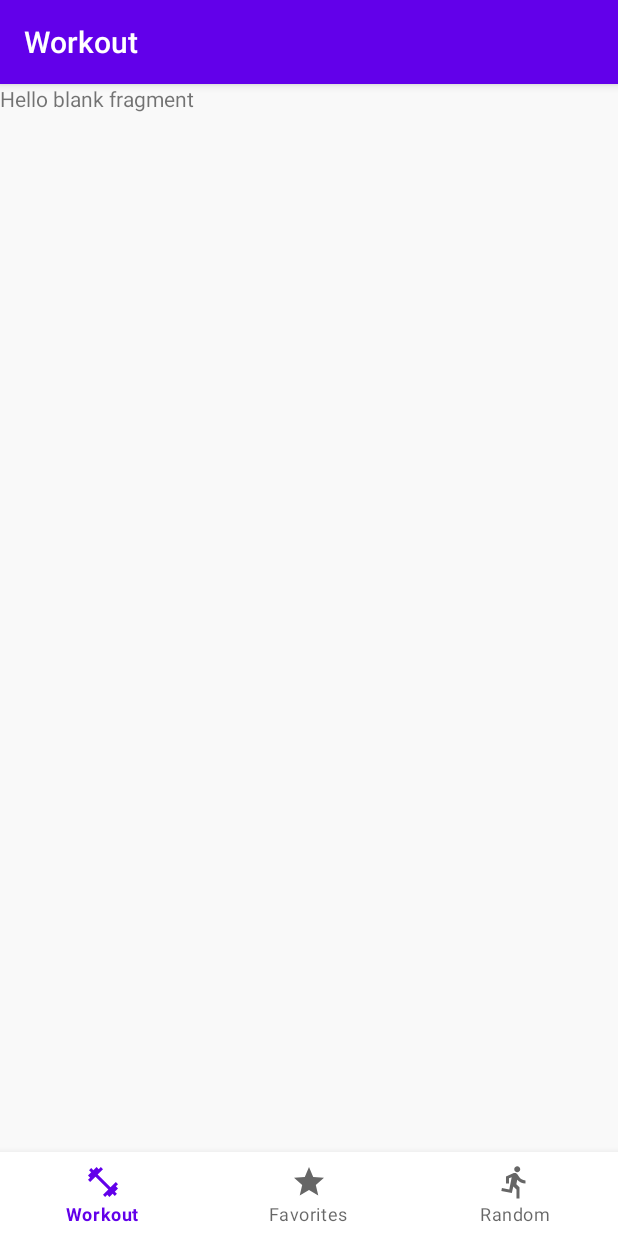
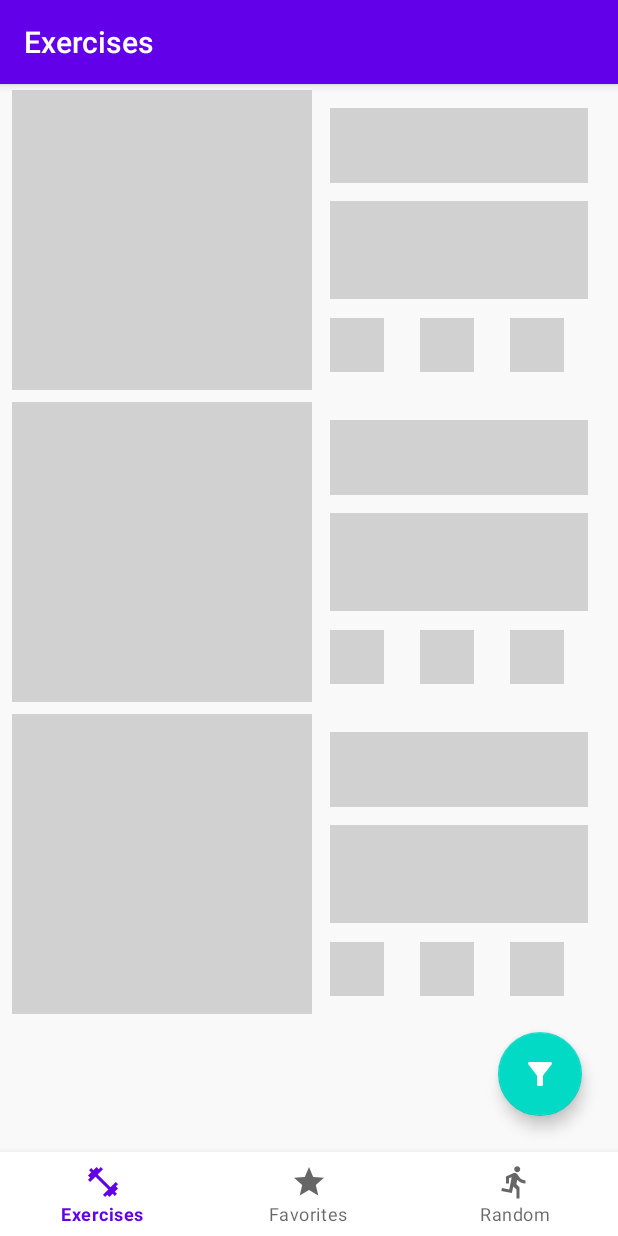
Before and after one commit to christianmsc/MyGym, an Android app: the screen it shows after launch (MainActivity), on a phone screen of 412 x 824 dp. Run offline under Robolectric (Android 15) with nearby library versions, the phone set to English and light mode, and no system bars; our stand-ins replace Dagger/Hilt's generated code, Shimmer, navigation-ui; Roboto replaces fonts that are not available here.

Commit message:
Shimmer included for exercises fragment

```diff
--- a/app/src/main/java/com/github/christianmsc/WorkoutFragment.kt
+++ b/app/src/main/java/com/github/christianmsc/ExercisesFragment.kt
@@ -6,14 +6,16 @@ import android.view.LayoutInflater
 import android.view.View
 import android.view.ViewGroup
 
-class WorkoutFragment : Fragment() {
+class ExercisesFragment : Fragment() {
 
     override fun onCreateView(
         inflater: LayoutInflater, container: ViewGroup?,
         savedInstanceState: Bundle?
     ): View? {
         // Inflate the layout for this fragment
-        return inflater.inflate(R.layout.fragment_workout, container, false)
+        val view = inflater.inflate(R.layout.fragment_exercises, container, false)
+
+        return view
     }
 
 }
--- a/app/src/main/java/com/github/christianmsc/ui/MainActivity.kt
+++ b/app/src/main/java/com/github/christianmsc/ui/MainActivity.kt
@@ -22,7 +22,7 @@ class MainActivity : AppCompatActivity() {
 
         val appBarConfiguration = AppBarConfiguration(
             setOf(
-                R.id.workoutFragment,
+                R.id.exercisesFragment,
                 R.id.favoritesExercisesFragment,
                 R.id.randomExerciseFragment
             )
--- /dev/null
+++ b/app/src/main/res/drawable/ic_filter.xml
@@ -0,0 +1,10 @@
+<vector xmlns:android="http://schemas.android.com/apk/res/android"
+    android:width="24dp"
+    android:height="24dp"
+    android:viewportWidth="24"
+    android:viewportHeight="24"
+    android:tint="?attr/colorControlNormal">
+  <path
+      android:fillColor="@android:color/white"
+      android:pathData="M4.25,5.61C6.27,8.2 10,13 10,13v6c0,0.55 0.45,1 1,1h2c0.55,0 1,-0.45 1,-1v-6c0,0 3.72,-4.8 5.74,-7.39C20.25,4.95 19.78,4 18.95,4H5.04C4.21,4 3.74,4.95 4.25,5.61z"/>
+</vector>
--- /dev/null
+++ b/app/src/main/res/drawable/ic_sad.xml
@@ -0,0 +1,16 @@
+<vector xmlns:android="http://schemas.android.com/apk/res/android"
+    android:width="24dp"
+    android:height="24dp"
+    android:viewportWidth="24"
+    android:viewportHeight="24"
+    android:tint="?attr/colorControlNormal">
+  <path
+      android:fillColor="@android:color/white"
+      android:pathData="M15.5,9.5m-1.5,0a1.5,1.5 0,1 1,3 0a1.5,1.5 0,1 1,-3 0"/>
+  <path
+      android:fillColor="@android:color/white"
+      android:pathData="M8.5,9.5m-1.5,0a1.5,1.5 0,1 1,3 0a1.5,1.5 0,1 1,-3 0"/>
+  <path
+      android:fillColor="@android:color/white"
+      android:pathData="M11.99,2C6.47,2 2,6.48 2,12s4.47,10 9.99,10C17.52,22 22,17.52 22,12S17.52,2 11.99,2zM12,20c-4.42,0 -8,-3.58 -8,-8s3.58,-8 8,-8 8,3.58 8,8 -3.58,8 -8,8zM12,14c-2.33,0 -4.32,1.45 -5.12,3.5h1.67c0.69,-1.19 1.97,-2 3.45,-2s2.75,0.81 3.45,2h1.67c-0.8,-2.05 -2.79,-3.5 -5.12,-3.5z"/>
+</vector>
--- a/app/src/main/res/layout/activity_main.xml
+++ b/app/src/main/res/layout/activity_main.xml
@@ -13,7 +13,7 @@
         android:layout_width="0dp"
         android:layout_height="0dp"
         app:defaultNavHost="true"
-        app:layout_constraintBottom_toBottomOf="@id/bottomNavigationView"
+        app:layout_constraintBottom_toTopOf="@id/bottomNavigationView"
         app:layout_constraintEnd_toEndOf="parent"
         app:layout_constraintStart_toStartOf="parent"
         app:layout_constraintTop_toTopOf="parent"
--- /dev/null
+++ b/app/src/main/res/layout/fragment_exercises.xml
@@ -0,0 +1,81 @@
+<?xml version="1.0" encoding="utf-8"?>
+<androidx.constraintlayout.widget.ConstraintLayout
+    xmlns:android="http://schemas.android.com/apk/res/android"
+    xmlns:app="http://schemas.android.com/apk/res-auto"
+    xmlns:tools="http://schemas.android.com/tools"
+    android:layout_width="match_parent"
+    android:layout_height="match_parent"
+    android:background="@color/lightGray"
+    tools:context=".ExercisesFragment">
+
+    <com.facebook.shimmer.ShimmerFrameLayout
+        android:id="@+id/shimmer_view_container"
+        android:layout_width="0dp"
+        android:layout_height="0dp"
+        android:layout_marginStart="8dp"
+        android:layout_marginEnd="8dp"
+        android:orientation="vertical"
+        app:layout_constraintBottom_toBottomOf="parent"
+        app:layout_constraintEnd_toEndOf="parent"
+        app:layout_constraintHorizontal_bias="0.5"
+        app:layout_constraintStart_toStartOf="parent"
+        app:layout_constraintTop_toTopOf="parent">
+
+
+        <LinearLayout
+            android:layout_width="match_parent"
+            android:layout_height="wrap_content"
+            android:orientation="vertical">
+
+            <include layout="@layout/placeholder_row_layout" />
+
+            <include layout="@layout/placeholder_row_layout" />
+
+            <include layout="@layout/placeholder_row_layout" />
+
+        </LinearLayout>
+
+    </com.facebook.shimmer.ShimmerFrameLayout>
+
+    <com.google.android.material.floatingactionbutton.FloatingActionButton
+        android:id="@+id/floatingActionButton"
+        android:layout_width="wrap_content"
+        android:layout_height="wrap_content"
+        android:layout_marginEnd="24dp"
+        android:layout_marginBottom="24dp"
+        android:clickable="true"
+        android:focusable="true"
+        android:src="@drawable/ic_filter"
+        app:layout_constraintBottom_toBottomOf="parent"
+        app:layout_constraintEnd_toEndOf="parent"
+        app:tint="@color/white" />
+
+
+    <ImageView
+        android:id="@+id/error_imageView"
+        android:layout_width="100dp"
+        android:layout_height="100dp"
+        android:alpha="0.5"
+        android:src="@drawable/ic_sad"
+        app:layout_constraintBottom_toBottomOf="parent"
+        app:layout_constraintEnd_toEndOf="parent"
+        app:layout_constraintStart_toStartOf="parent"
+        app:layout_constraintTop_toTopOf="parent"
+        app:layout_constraintVertical_bias="0.37"
+        android:visibility="invisible"/>
+
+    <TextView
+        android:id="@+id/error_textView"
+        android:layout_width="wrap_content"
+        android:layout_height="wrap_content"
+        android:layout_marginTop="8dp"
+        android:alpha="0.5"
+        android:textStyle="bold"
+        android:textSize="18sp"
+        android:text="@string/no_internet_connection"
+        app:layout_constraintEnd_toEndOf="@+id/error_imageView"
+        app:layout_constraintStart_toStartOf="@+id/error_imageView"
+        app:layout_constraintTop_toBottomOf="@+id/error_imageView"
+        android:visibility="invisible"/>
+
+</androidx.constraintlayout.widget.ConstraintLayout>
--- a/app/src/main/res/layout/fragment_workout.xml
+++ /dev/null
@@ -1,15 +0,0 @@
-<?xml version="1.0" encoding="utf-8"?>
-<androidx.constraintlayout.widget.ConstraintLayout xmlns:android="http://schemas.android.com/apk/res/android"
-    xmlns:tools="http://schemas.android.com/tools"
-    android:layout_width="match_parent"
-    android:layout_height="match_parent"
-    android:background="@color/lightGray"
-    tools:context=".WorkoutFragment">
-
-    <!-- TODO: Update blank fragment layout -->
-    <TextView
-        android:layout_width="match_parent"
-        android:layout_height="match_parent"
-        android:text="@string/hello_blank_fragment" />
-
-</androidx.constraintlayout.widget.ConstraintLayout>
--- /dev/null
+++ b/app/src/main/res/layout/placeholder_row_layout.xml
@@ -0,0 +1,71 @@
+<?xml version="1.0" encoding="utf-8"?>
+<androidx.constraintlayout.widget.ConstraintLayout xmlns:android="http://schemas.android.com/apk/res/android"
+    xmlns:app="http://schemas.android.com/apk/res-auto"
+    xmlns:tools="http://schemas.android.com/tools"
+    android:layout_width="match_parent"
+    android:layout_marginTop="4dp"
+    android:layout_marginBottom="4dp"
+    android:layout_height="200dp">
+
+    <View
+        android:id="@+id/view"
+        android:layout_width="200dp"
+        android:layout_height="wrap_content"
+        android:background="@color/mediumGray"
+        app:layout_constraintBottom_toBottomOf="parent"
+        app:layout_constraintStart_toStartOf="parent"
+        app:layout_constraintTop_toTopOf="parent" />
+
+    <View
+        android:id="@+id/view2"
+        android:layout_width="0dp"
+        android:layout_height="50dp"
+        android:layout_marginStart="12dp"
+        android:layout_marginTop="12dp"
+        android:layout_marginEnd="12dp"
+        android:background="@color/mediumGray"
+        app:layout_constraintEnd_toEndOf="parent"
+        app:layout_constraintStart_toEndOf="@+id/view"
+        app:layout_constraintTop_toTopOf="parent" />
+
+    <View
+        android:id="@+id/view3"
+        android:layout_width="0dp"
+        android:layout_height="65dp"
+        android:layout_marginTop="12dp"
+        android:background="@color/mediumGray"
+        app:layout_constraintEnd_toEndOf="@+id/view2"
+        app:layout_constraintStart_toStartOf="@+id/view2"
+        app:layout_constraintTop_toBottomOf="@+id/view2" />
+
+    <View
+        android:id="@+id/view4"
+        android:layout_width="36dp"
+        android:layout_height="36dp"
+        android:layout_marginTop="12dp"
+        android:layout_marginBottom="12dp"
+        android:background="@color/mediumGray"
+        app:layout_constraintBottom_toBottomOf="parent"
+        app:layout_constraintStart_toStartOf="@+id/view3"
+        app:layout_constraintTop_toBottomOf="@+id/view3" />
+
+    <View
+        android:id="@+id/view5"
+        android:layout_width="36dp"
+        android:layout_height="36dp"
+        android:layout_marginStart="24dp"
+        android:background="@color/mediumGray"
+        app:layout_constraintStart_toEndOf="@+id/view4"
+        app:layout_constraintTop_toTopOf="@+id/view4" />
+
+    <View
+        android:id="@+id/view6"
+        android:layout_width="36dp"
+        android:layout_height="36dp"
+        android:layout_marginStart="24dp"
+        android:background="@color/mediumGray"
+        app:layout_constraintStart_toEndOf="@+id/view5"
+        app:layout_constraintTop_toTopOf="@+id/view5" />
+
+
+</androidx.constraintlayout.widget.ConstraintLayout>
--- a/app/src/main/res/menu/bottom_nav_menu.xml
+++ b/app/src/main/res/menu/bottom_nav_menu.xml
@@ -1,9 +1,9 @@
 <?xml version="1.0" encoding="utf-8"?>
 <menu xmlns:android="http://schemas.android.com/apk/res/android">
     <item
-        android:id="@+id/workoutFragment"
+        android:id="@+id/exercisesFragment"
         android:icon="@drawable/ic_menu_workout_24"
-        android:title="@string/workout_fragment" />
+        android:title="@string/exercise_fragment" />
     <item
         android:id="@+id/favoritesExercisesFragment"
         android:icon="@drawable/ic_menu_favorites"
--- a/app/src/main/res/navigation/my_nav.xml
+++ b/app/src/main/res/navigation/my_nav.xml
@@ -3,13 +3,13 @@
     xmlns:app="http://schemas.android.com/apk/res-auto"
     xmlns:tools="http://schemas.android.com/tools"
     android:id="@+id/my_nav"
-    app:startDestination="@id/workoutFragment">
+    app:startDestination="@id/exercisesFragment">
 
     <fragment
-        android:id="@+id/workoutFragment"
-        android:name="com.github.christianmsc.WorkoutFragment"
-        android:label="Workout"
-        tools:layout="@layout/fragment_workout" />
+        android:id="@+id/exercisesFragment"
+        android:name="com.github.christianmsc.ExercisesFragment"
+        android:label="Exercises"
+        tools:layout="@layout/fragment_exercises" />
     <fragment
         android:id="@+id/favoritesExercisesFragment"
         android:name="com.github.christianmsc.FavoritesExercisesFragment"
--- a/app/src/main/res/values/strings.xml
+++ b/app/src/main/res/values/strings.xml
@@ -1,7 +1,8 @@
 <resources>
     <string name="app_name">My Gym</string>
     <string name="hello_blank_fragment">Hello blank fragment</string>
-    <string name="workout_fragment">Workout</string>
+    <string name="exercise_fragment">Exercises</string>
     <string name="favorites_exercises_fragment">Favorites</string>
     <string name="random_exercise_fragment">Random</string>
+    <string name="no_internet_connection">No internet connection</string>
 </resources>
```
